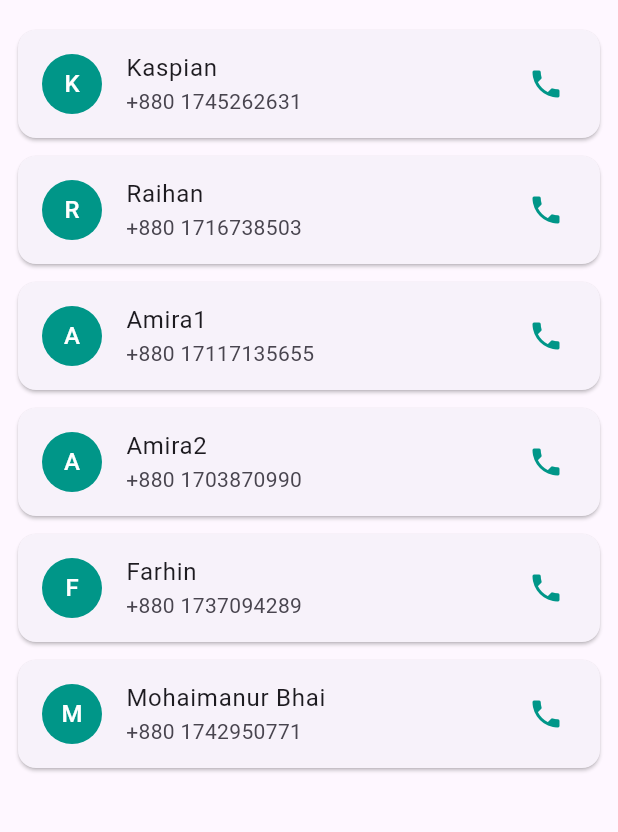
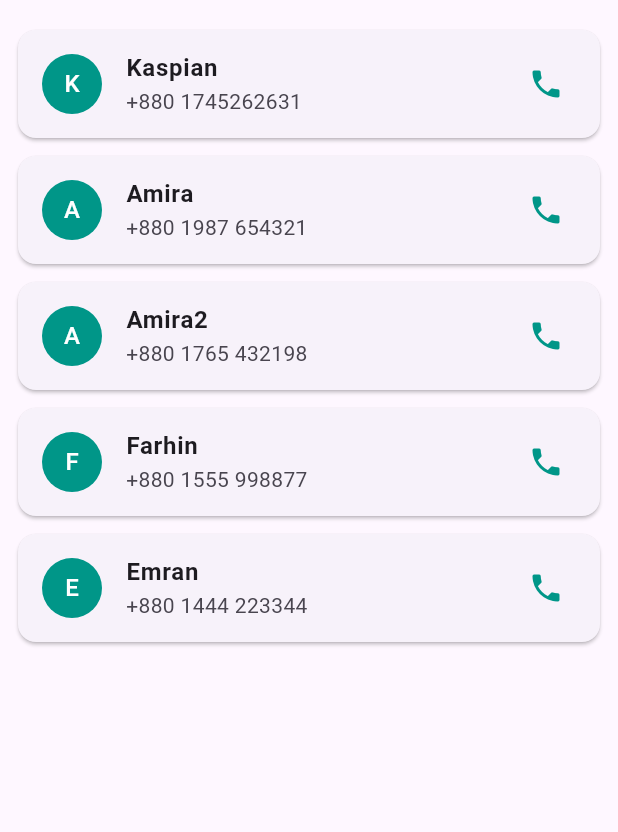
Before and after one commit to kaspian38/contact_app, a Flutter app: the screen it shows after launch, on a phone screen of 412 x 824 dp, the part 63-895 px from its top. Run offline on Flutter 3.47's test engine with Material 3 defaults, Android fonts, the phone set to English and light mode, and no system bars.

Commit message:
Update main.dart

```diff
--- a/lib/main.dart
+++ b/lib/main.dart
@@ -1,5 +1,4 @@
 import 'package:flutter/material.dart';
-//import "package:ContactApp/main.dart";
 
 void main() {
   runApp(const MyApp());
@@ -11,36 +10,33 @@ class MyApp extends StatelessWidget {
   @override
   Widget build(BuildContext context) {
     return MaterialApp(
+      title: 'Simple Contact App',
       debugShowCheckedModeBanner: false,
-      title: 'MyApp',
       theme: ThemeData(
         primarySwatch: Colors.teal,
       ),
-      home: const ContactPage(),
+      home: const ContactListPage(),
     );
   }
 }
 
-class ContactPage extends StatelessWidget {
-  const ContactPage({super.key});
+class ContactListPage extends StatelessWidget {
+  const ContactListPage({super.key});
 
-
+  // Sample contact data
   final List<Map<String, String>> contacts = const [
     {"name": "Kaspian", "number": "+880 1745262631"},
-    {"name": "Raihan", "number": "+880 1716738503"},
-    {"name": "Amira1", "number": "+880 17117135655"},
-    {"name": "Amira2", "number": "+880 1703870990"},
-    {"name": "Farhin", "number": "+880 1737094289"},
-    {"name": "Mohaimanur Bhai", "number": "+880 1742950771"},
-
-
+    {"name": "Amira", "number": "+880 1987 654321"},
+    {"name": "Amira2", "number": "+880 1765 432198"},
+    {"name": "Farhin", "number": "+880 1555 998877"},
+    {"name": "Emran", "number": "+880 1444 223344"},
   ];
 
   @override
   Widget build(BuildContext context) {
     return Scaffold(
       appBar: AppBar(
-        title: const Text("Contacts"),
+        title: const Text('Contacts'),
         centerTitle: true,
       ),
       body: ListView.builder(
@@ -49,19 +45,19 @@ class ContactPage extends StatelessWidget {
           final contact = contacts[index];
           return Card(
             margin: const EdgeInsets.symmetric(horizontal: 12, vertical: 6),
-            shape: RoundedRectangleBorder(
-              borderRadius: BorderRadius.circular(12),
-            ),
             child: ListTile(
               leading: CircleAvatar(
                 backgroundColor: Colors.teal,
                 child: Text(
-                  contact["name"]![0],
+                  contact['name']![0], // First letter of name
                   style: const TextStyle(color: Colors.white),
                 ),
               ),
-              title: Text(contact["name"]!),
-              subtitle: Text(contact["number"]!),
+              title: Text(
+                contact['name']!,
+                style: const TextStyle(fontWeight: FontWeight.bold),
+              ),
+              subtitle: Text(contact['number']!),
               trailing: const Icon(Icons.phone, color: Colors.teal),
             ),
           );
```
